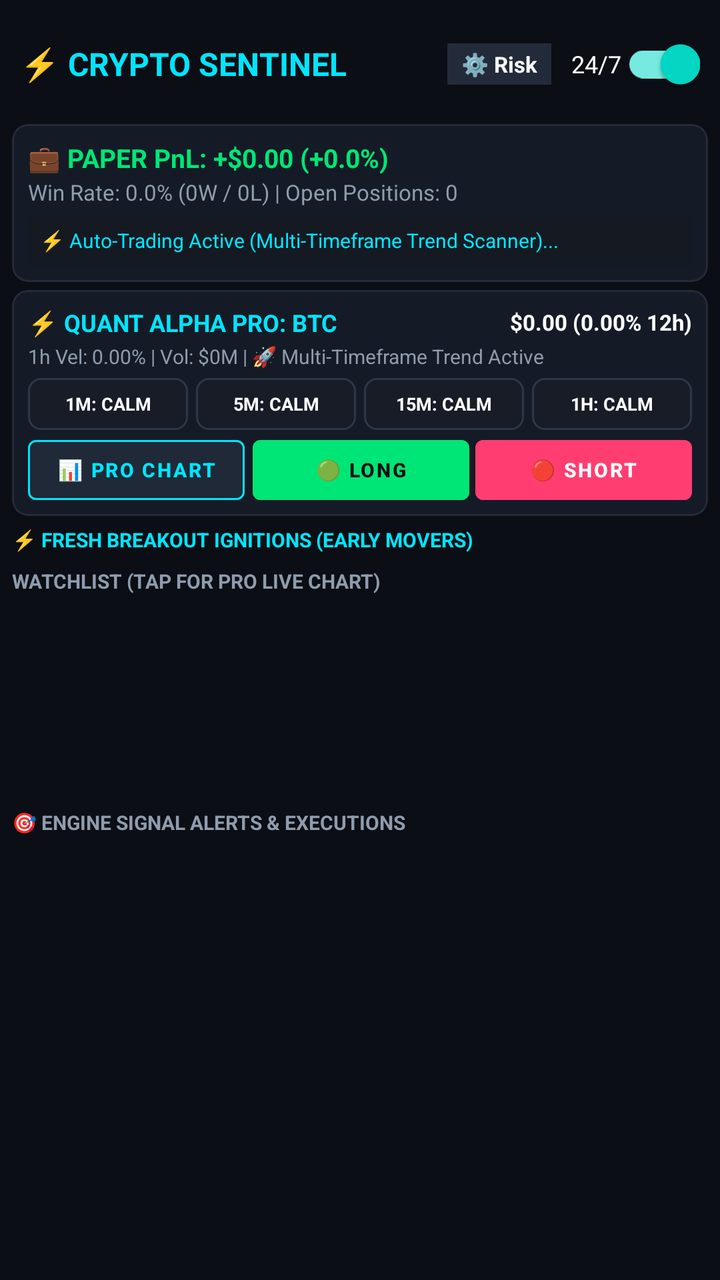
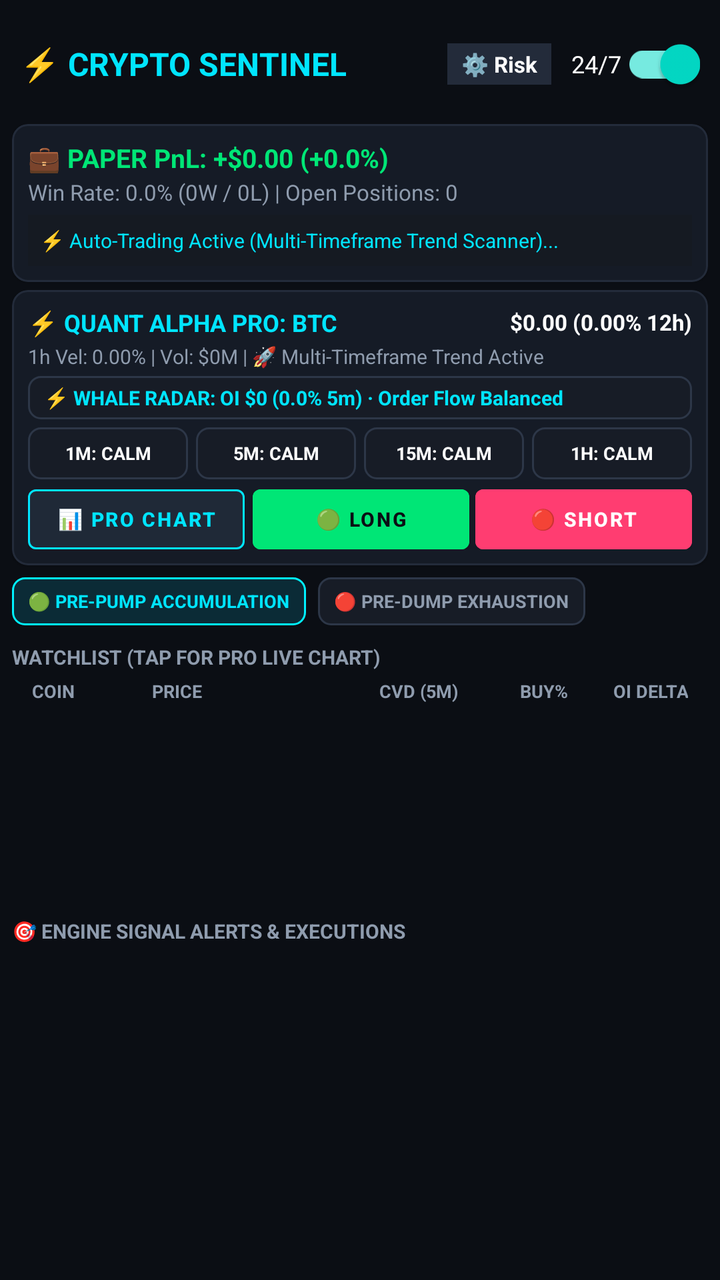

Before-and-after screenshots of an Android layout around one commit, followed by the original layout XML and the change that was made.
<!-- AndroidManifest.xml: application theme Theme.CryptoSentinel -->
<!-- res/layout/activity_main.xml -->
<?xml version="1.0" encoding="utf-8"?>
<LinearLayout xmlns:android="http://schemas.android.com/apk/res/android"
    xmlns:app="http://schemas.android.com/apk/res-auto"
    android:layout_width="match_parent"
    android:layout_height="match_parent"
    android:background="@color/bg_dark"
    android:orientation="vertical"
    android:padding="6dp">

    
    <LinearLayout
        android:layout_width="match_parent"
        android:layout_height="wrap_content"
        android:gravity="center_vertical"
        android:orientation="horizontal"
        android:paddingHorizontal="4dp"
        android:paddingVertical="2dp">

        <TextView
            android:layout_width="0dp"
            android:layout_height="wrap_content"
            android:layout_weight="1"
            android:text="⚡ CRYPTO SENTINEL"
            android:textColor="@color/primary_cyan"
            android:textSize="16sp"
            android:textStyle="bold" />

        <TextView
            android:id="@+id/btnOpenSettings"
            android:layout_width="wrap_content"
            android:layout_height="wrap_content"
            android:layout_marginEnd="10dp"
            android:background="@color/card_border"
            android:clickable="true"
            android:focusable="true"
            android:paddingHorizontal="7dp"
            android:paddingVertical="3dp"
            android:text="⚙️ Risk"
            android:textColor="@color/text_white"
            android:textSize="11sp"
            android:textStyle="bold" />

        <com.google.android.material.switchmaterial.SwitchMaterial
            android:id="@+id/switchService"
            android:layout_width="wrap_content"
            android:layout_height="wrap_content"
            android:checked="true"
            android:text="24/7"
            android:textColor="@color/text_white"
            android:textSize="12sp" />
    </LinearLayout>

    
    <androidx.core.widget.NestedScrollView
        android:layout_width="match_parent"
        android:layout_height="0dp"
        android:layout_weight="1"
        android:fillViewport="true"
        android:scrollbars="vertical">

        <LinearLayout
            android:layout_width="match_parent"
            android:layout_height="wrap_content"
            android:orientation="vertical">

            
            <com.google.android.material.card.MaterialCardView
                android:layout_width="match_parent"
                android:layout_height="wrap_content"
                android:layout_marginTop="4dp"
                app:cardBackgroundColor="@color/card_bg"
                app:cardCornerRadius="8dp"
                app:strokeColor="@color/card_border"
                app:strokeWidth="1dp">

                <LinearLayout
                    android:layout_width="match_parent"
                    android:layout_height="wrap_content"
                    android:orientation="vertical"
                    android:padding="8dp">

                    <TextView
                        android:id="@+id/tvPaperPnl"
                        android:layout_width="wrap_content"
                        android:layout_height="wrap_content"
                        android:text="💼 PAPER PnL: +$0.00 (+0.0%)"
                        android:textColor="@color/neon_green"
                        android:textSize="13sp"
                        android:textStyle="bold" />

                    <TextView
                        android:id="@+id/tvPaperWinRate"
                        android:layout_width="wrap_content"
                        android:layout_height="wrap_content"
                        android:layout_marginTop="1dp"
                        android:text="Win Rate: 0.0% (0W / 0L) | Open Positions: 0"
                        android:textColor="@color/text_dim"
                        android:textSize="11sp" />

                    
                    <TextView
                        android:id="@+id/tvPositionsEmpty"
                        android:layout_width="match_parent"
                        android:layout_height="wrap_content"
                        android:layout_marginTop="4dp"
                        android:background="#151A22"
                        android:padding="6dp"
                        android:text="⚡ Auto-Trading Active (Multi-Timeframe Trend Scanner)..."
                        android:textColor="@color/primary_cyan"
                        android:textSize="10sp" />

                    
                    <androidx.recyclerview.widget.RecyclerView
                        android:id="@+id/rvActivePositions"
                        android:layout_width="match_parent"
                        android:layout_height="wrap_content"
                        android:layout_marginTop="2dp"
                        android:nestedScrollingEnabled="false"
                        android:visibility="gone" />
                </LinearLayout>
            </com.google.android.material.card.MaterialCardView>

            
            <com.google.android.material.card.MaterialCardView
                android:id="@+id/cardProEngine"
                android:layout_width="match_parent"
                android:layout_height="wrap_content"
                android:layout_marginTop="4dp"
                app:cardBackgroundColor="@color/card_bg"
                app:cardCornerRadius="8dp"
                app:strokeColor="@color/card_border"
                app:strokeWidth="1dp">

                <LinearLayout
                    android:layout_width="match_parent"
                    android:layout_height="wrap_content"
                    android:orientation="vertical"
                    android:padding="8dp">

                    <LinearLayout
                        android:layout_width="match_parent"
                        android:layout_height="wrap_content"
                        android:gravity="center_vertical"
                        android:orientation="horizontal">

                        <TextView
                            android:id="@+id/tvProSymbol"
                            android:layout_width="0dp"
                            android:layout_height="wrap_content"
                            android:layout_weight="1"
                            android:text="⚡ QUANT ALPHA PRO: BTC"
                            android:textColor="@color/primary_cyan"
                            android:textSize="12sp"
                            android:textStyle="bold" />

                        <TextView
                            android:id="@+id/tvProPrice"
                            android:layout_width="wrap_content"
                            android:layout_height="wrap_content"
                            android:text="$0.00 (0.00% 12h)"
                            android:textColor="@color/text_white"
                            android:textSize="11sp"
                            android:textStyle="bold" />
                    </LinearLayout>

                    <TextView
                        android:id="@+id/tvProVelocity"
                        android:layout_width="match_parent"
                        android:layout_height="wrap_content"
                        android:layout_marginTop="2dp"
                        android:text="1h Vel: 0.00% | Vol: $0M | 🚀 Multi-Timeframe Trend Active"
                        android:textColor="@color/text_dim"
                        android:textSize="10sp" />

                    
                    <LinearLayout
                        android:layout_width="match_parent"
                        android:layout_height="wrap_content"
                        android:layout_marginTop="4dp"
                        android:orientation="horizontal">

                        <TextView
                            android:id="@+id/tvProBadge1m"
                            android:layout_width="0dp"
                            android:layout_height="26dp"
                            android:layout_marginEnd="2dp"
                            android:layout_weight="1"
                            android:background="@drawable/bg_pro_badge_neutral"
                            android:gravity="center"
                            android:text="1M: CALM"
                            android:textColor="@color/text_white"
                            android:textSize="9sp"
                            android:textStyle="bold" />

                        <TextView
                            android:id="@+id/tvProBadge5m"
                            android:layout_width="0dp"
                            android:layout_height="26dp"
                            android:layout_marginHorizontal="2dp"
                            android:layout_weight="1"
                            android:background="@drawable/bg_pro_badge_neutral"
                            android:gravity="center"
                            android:text="5M: CALM"
                            android:textColor="@color/text_white"
                            android:textSize="9sp"
                            android:textStyle="bold" />

                        <TextView
                            android:id="@+id/tvProBadge15m"
                            android:layout_width="0dp"
                            android:layout_height="26dp"
                            android:layout_marginHorizontal="2dp"
                            android:layout_weight="1"
                            android:background="@drawable/bg_pro_badge_neutral"
                            android:gravity="center"
                            android:text="15M: CALM"
                            android:textColor="@color/text_white"
                            android:textSize="9sp"
                            android:textStyle="bold" />

                        <TextView
                            android:id="@+id/tvProBadge1h"
                            android:layout_width="0dp"
                            android:layout_height="26dp"
                            android:layout_marginStart="2dp"
                            android:layout_weight="1"
                            android:background="@drawable/bg_pro_badge_neutral"
                            android:gravity="center"
                            android:text="1H: CALM"
                            android:textColor="@color/text_white"
                            android:textSize="9sp"
                            android:textStyle="bold" />
                    </LinearLayout>

                    
                    <LinearLayout
                        android:layout_width="match_parent"
                        android:layout_height="wrap_content"
                        android:layout_marginTop="5dp"
                        android:orientation="horizontal">

                        <com.google.android.material.button.MaterialButton
                            android:id="@+id/btnProChart"
                            android:layout_width="0dp"
                            android:layout_height="30dp"
                            android:layout_marginEnd="4dp"
                            android:layout_weight="1"
                            android:backgroundTint="#1F2937"
                            android:insetTop="0dp"
                            android:insetBottom="0dp"
                            android:padding="0dp"
                            android:text="📊 PRO CHART"
                            android:textColor="@color/primary_cyan"
                            android:textSize="10sp"
                            android:textStyle="bold"
                            app:strokeColor="@color/primary_cyan"
                            app:strokeWidth="1dp" />

                        <com.google.android.material.button.MaterialButton
                            android:id="@+id/btnProLong"
                            android:layout_width="0dp"
                            android:layout_height="30dp"
                            android:layout_marginEnd="3dp"
                            android:layout_weight="1"
                            android:backgroundTint="@color/neon_green"
                            android:insetTop="0dp"
                            android:insetBottom="0dp"
                            android:padding="0dp"
                            android:text="🟢 LONG"
                            android:textColor="@color/bg_dark"
                            android:textSize="10sp"
                            android:textStyle="bold" />

                        <com.google.android.material.button.MaterialButton
                            android:id="@+id/btnProShort"
                            android:layout_width="0dp"
                            android:layout_height="30dp"
                            android:layout_weight="1"
                            android:backgroundTint="@color/neon_red"
                            android:insetTop="0dp"
                            android:insetBottom="0dp"
                            android:padding="0dp"
                            android:text="🔴 SHORT"
                            android:textColor="@color/text_white"
                            android:textSize="10sp"
                            android:textStyle="bold" />
                    </LinearLayout>

                </LinearLayout>
            </com.google.android.material.card.MaterialCardView>

            
            <TextView
                android:id="@+id/tvStoriesHeader"
                android:layout_width="wrap_content"
                android:layout_height="wrap_content"
                android:layout_marginTop="5dp"
                android:layout_marginBottom="2dp"
                android:text="📖 TRADE STORY (RECENT EXITS - TAP FOR CHART)"
                android:textColor="@color/text_dim"
                android:textSize="10sp"
                android:textStyle="bold"
                android:visibility="gone" />

            
            <androidx.recyclerview.widget.RecyclerView
                android:id="@+id/rvStories"
                android:layout_width="match_parent"
                android:layout_height="wrap_content"
                android:clipToPadding="false"
                android:nestedScrollingEnabled="false"
                android:visibility="gone" />

            
            <TextView
                android:layout_width="wrap_content"
                android:layout_height="wrap_content"
                android:layout_marginTop="5dp"
                android:layout_marginBottom="2dp"
                android:text="⚡ FRESH BREAKOUT IGNITIONS (EARLY MOVERS)"
                android:textColor="@color/primary_cyan"
                android:textSize="10sp"
                android:textStyle="bold" />

            
            <androidx.recyclerview.widget.RecyclerView
                android:id="@+id/rvGainers"
                android:layout_width="match_parent"
                android:layout_height="wrap_content"
                android:clipToPadding="false"
                android:orientation="horizontal" />

            
            <TextView
                android:layout_width="wrap_content"
                android:layout_height="wrap_content"
                android:layout_marginTop="5dp"
                android:layout_marginBottom="2dp"
                android:text="WATCHLIST (TAP FOR PRO LIVE CHART)"
                android:textColor="@color/text_dim"
                android:textSize="10sp"
                android:textStyle="bold" />

            
            <androidx.recyclerview.widget.RecyclerView
                android:id="@+id/rvCoins"
                android:layout_width="match_parent"
                android:layout_height="100dp"
                android:clipToPadding="false"
                android:scrollbars="vertical" />

            
            <TextView
                android:layout_width="wrap_content"
                android:layout_height="wrap_content"
                android:layout_marginTop="5dp"
                android:layout_marginBottom="2dp"
                android:text="🎯 ENGINE SIGNAL ALERTS &amp; EXECUTIONS"
                android:textColor="@color/text_dim"
                android:textSize="10sp"
                android:textStyle="bold" />

            
            <androidx.recyclerview.widget.RecyclerView
                android:id="@+id/rvAlerts"
                android:layout_width="match_parent"
                android:layout_height="140dp"
                android:clipToPadding="false"
                android:scrollbars="vertical" />

        </LinearLayout>
    </androidx.core.widget.NestedScrollView>

</LinearLayout>
<!-- resources referenced by this layout -->
<resources>
  <color name="bg_dark">#0B0E14</color>
  <color name="card_bg">#151B26</color>
  <color name="card_border">#232B3A</color>
  <color name="neon_green">#00E676</color>
  <color name="neon_red">#FF3D71</color>
  <color name="primary_cyan">#00E5FF</color>
  <color name="text_dim">#8F9CAE</color>
  <color name="text_white">#FFFFFF</color>
  <!-- drawable bg_pro_badge_neutral (drawable) -->
  <?xml version="1.0" encoding="utf-8"?>
  <shape xmlns:android="http://schemas.android.com/apk/res/android"
      android:shape="rectangle">
      <solid android:color="#171C26" />
      <stroke
          android:width="1dp"
          android:color="#2D3748" />
      <corners android:radius="6dp" />
  </shape>
  <style name="Theme.CryptoSentinel" parent="Theme.MaterialComponents.DayNight.NoActionBar">
          <item name="colorPrimary">@color/primary_cyan</item>
          <item name="colorPrimaryVariant">@color/primary_cyan</item>
          <item name="colorOnPrimary">@color/bg_dark</item>
          <item name="android:windowBackground">@color/bg_dark</item>
          <item name="android:statusBarColor">@color/bg_dark</item>
          <item name="android:navigationBarColor">@color/bg_dark</item>
      </style>
</resources>

<!-- the commit's change to res/layout/activity_main.xml (unified diff, before → after) -->
@@ -172,6 +172,20 @@
                         android:textColor="@color/text_dim"
                         android:textSize="10sp" />
 
+                    <TextView
+                        android:id="@+id/tvProWhaleRadar"
+                        android:layout_width="match_parent"
+                        android:layout_height="wrap_content"
+                        android:layout_marginTop="3dp"
+                        android:background="@drawable/bg_pro_badge_neutral"
+                        android:gravity="center_vertical"
+                        android:paddingHorizontal="8dp"
+                        android:paddingVertical="4dp"
+                        android:text="⚡ WHALE RADAR: OI $0 (0.0% 5m) · Order Flow Balanced"
+                        android:textColor="@color/primary_cyan"
+                        android:textSize="10sp"
+                        android:textStyle="bold" />
+
                     
                     <LinearLayout
                         android:layout_width="match_parent"
@@ -312,34 +326,111 @@
                 android:visibility="gone" />
 
             
+            <LinearLayout
+                android:layout_width="match_parent"
+                android:layout_height="wrap_content"
+                android:layout_marginTop="6dp"
+                android:layout_marginBottom="3dp"
+                android:gravity="center_vertical"
+                android:orientation="horizontal">
+
+                <TextView
+                    android:id="@+id/tvRadarTabPrePump"
+                    android:layout_width="wrap_content"
+                    android:layout_height="24dp"
+                    android:background="@drawable/bg_pro_badge_cyan"
+                    android:gravity="center"
+                    android:paddingHorizontal="8dp"
+                    android:text="🟢 PRE-PUMP ACCUMULATION"
+                    android:textColor="@color/primary_cyan"
+                    android:textSize="9sp"
+                    android:textStyle="bold" />
+
+                <TextView
+                    android:id="@+id/tvRadarTabPreDump"
+                    android:layout_width="wrap_content"
+                    android:layout_height="24dp"
+                    android:layout_marginStart="6dp"
+                    android:background="@drawable/bg_pro_badge_neutral"
+                    android:gravity="center"
+                    android:paddingHorizontal="8dp"
+                    android:text="🔴 PRE-DUMP EXHAUSTION"
+                    android:textColor="@color/text_dim"
+                    android:textSize="9sp"
+                    android:textStyle="bold" />
+            </LinearLayout>
+
+            
+            <androidx.recyclerview.widget.RecyclerView
+                android:id="@+id/rvGainers"
+                android:layout_width="match_parent"
+                android:layout_height="wrap_content"
+                android:clipToPadding="false"
+                android:orientation="horizontal" />
+
+            
             <TextView
                 android:layout_width="wrap_content"
                 android:layout_height="wrap_content"
-                android:layout_marginTop="5dp"
-                android:layout_marginBottom="2dp"
-                android:text="⚡ FRESH BREAKOUT IGNITIONS (EARLY MOVERS)"
-                android:textColor="@color/primary_cyan"
-                android:textSize="10sp"
-                android:textStyle="bold" />
-
-            
-            <androidx.recyclerview.widget.RecyclerView
-                android:id="@+id/rvGainers"
-                android:layout_width="match_parent"
-                android:layout_height="wrap_content"
-                android:clipToPadding="false"
-                android:orientation="horizontal" />
-
-            
-            <TextView
-                android:layout_width="wrap_content"
-                android:layout_height="wrap_content"
-                android:layout_marginTop="5dp"
+                android:layout_marginTop="6dp"
                 android:layout_marginBottom="2dp"
                 android:text="WATCHLIST (TAP FOR PRO LIVE CHART)"
                 android:textColor="@color/text_dim"
                 android:textSize="10sp"
                 android:textStyle="bold" />
+
+            
+            <LinearLayout
+                android:layout_width="match_parent"
+                android:layout_height="wrap_content"
+                android:orientation="horizontal"
+                android:paddingHorizontal="10dp"
+                android:paddingVertical="2dp">
+
+                <TextView
+                    android:layout_width="60dp"
+                    android:layout_height="wrap_content"
+                    android:text="COIN"
+                    android:textColor="@color/text_dim"
+                    android:textSize="9sp"
+                    android:textStyle="bold" />
+
+                <TextView
+                    android:layout_width="0dp"
+                    android:layout_height="wrap_content"
+                    android:layout_weight="1"
+                    android:text="PRICE"
+                    android:textColor="@color/text_dim"
+                    android:textSize="9sp"
+                    android:textStyle="bold" />
+
+                <TextView
+                    android:layout_width="75dp"
+                    android:layout_height="wrap_content"
+                    android:gravity="end"
+                    android:text="CVD (5M)"
+                    android:textColor="@color/text_dim"
+                    android:textSize="9sp"
+                    android:textStyle="bold" />
+
+                <TextView
+                    android:layout_width="55dp"
+                    android:layout_height="wrap_content"
+                    android:gravity="end"
+                    android:text="BUY%"
+                    android:textColor="@color/text_dim"
+                    android:textSize="9sp"
+                    android:textStyle="bold" />
+
+                <TextView
+                    android:layout_width="60dp"
+                    android:layout_height="wrap_content"
+                    android:gravity="end"
+                    android:text="OI DELTA"
+                    android:textColor="@color/text_dim"
+                    android:textSize="9sp"
+                    android:textStyle="bold" />
+            </LinearLayout>
 
             
             <androidx.recyclerview.widget.RecyclerView
<!-- resource entries referenced after the edit -->
@@ -8,6 +8,16 @@
   <color name="primary_cyan">#00E5FF</color>
   <color name="text_dim">#8F9CAE</color>
   <color name="text_white">#FFFFFF</color>
+  <!-- drawable bg_pro_badge_cyan (drawable) -->
+  <?xml version="1.0" encoding="utf-8"?>
+  <shape xmlns:android="http://schemas.android.com/apk/res/android"
+      android:shape="rectangle">
+      <solid android:color="#0B2B36" />
+      <stroke
+          android:width="1dp"
+          android:color="#00F2FE" />
+      <corners android:radius="6dp" />
+  </shape>
   <!-- drawable bg_pro_badge_neutral (drawable) -->
   <?xml version="1.0" encoding="utf-8"?>
   <shape xmlns:android="http://schemas.android.com/apk/res/android"
